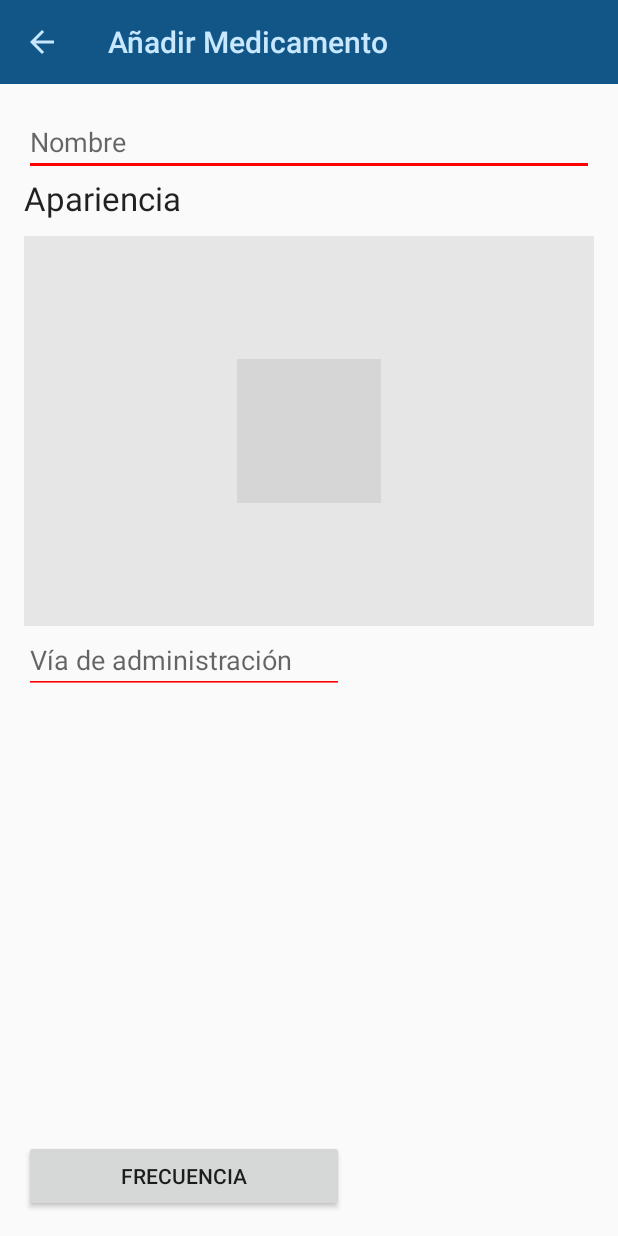
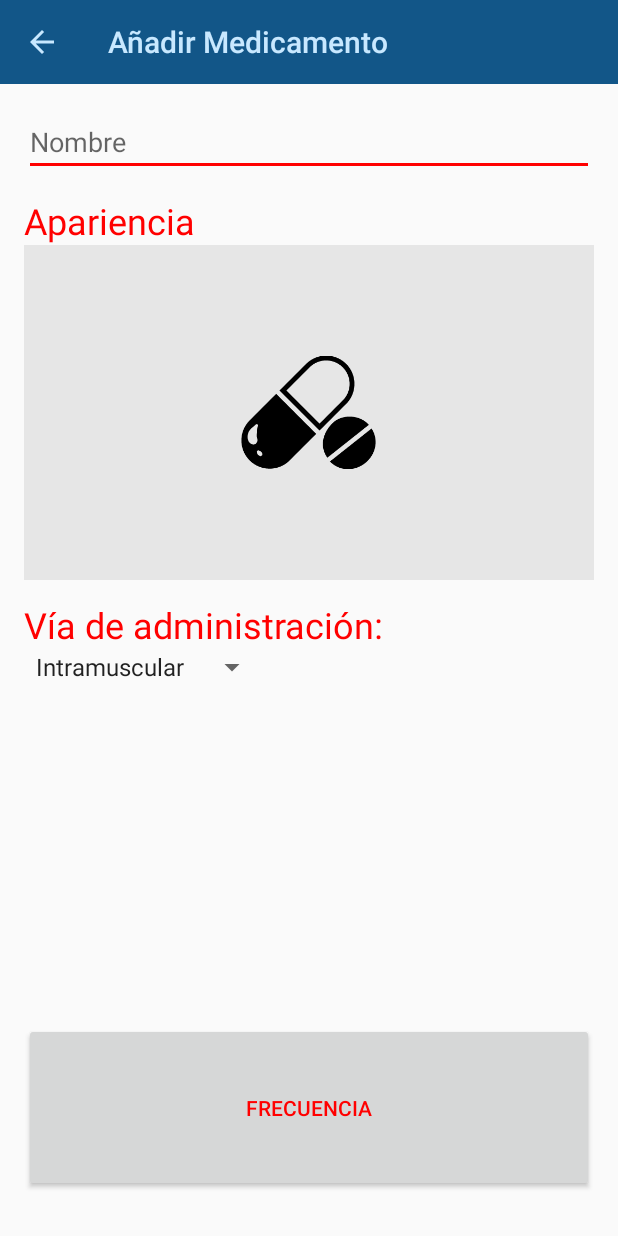
Before and after one commit to mikel240/MedicamentosApp, an Android app: the AddFormActivity screen opened directly, with no data from a screen before it, on a phone screen of 412 x 824 dp. Run offline under Robolectric (Android 15) with nearby library versions, the light colour scheme and no system bars; grey boxes are pictures that could not be loaded.

Commit message:
Form añadir medicamento

```diff
--- a/app/src/main/java/com/example/atmosfera/medicamentosapp/AddFormActivity.java
+++ b/app/src/main/java/com/example/atmosfera/medicamentosapp/AddFormActivity.java
@@ -6,6 +6,8 @@ import android.support.v7.app.AppCompatActivity;
 import android.os.Bundle;
 import android.support.v7.widget.Toolbar;
 import android.view.MenuItem;
+import android.widget.ArrayAdapter;
+import android.widget.Spinner;
 
 import com.example.atmosfera.medicamentosapp.adapters.ViewPagerAdapter;
 import com.example.atmosfera.medicamentosapp.fragments.DashboardFragment;
@@ -20,6 +22,7 @@ public class AddFormActivity extends AppCompatActivity {
 
     Toolbar toolbar;
     ViewPager viewPager;
+    Spinner spinner;
 
     @Override
     protected void onCreate(Bundle savedInstanceState) {
@@ -33,11 +36,10 @@ public class AddFormActivity extends AppCompatActivity {
         getSupportActionBar().setDisplayHomeAsUpEnabled(true);
         getSupportActionBar().setDisplayShowHomeEnabled(true);
 
-
         viewPager = (ViewPager) findViewById(R.id.viewpager);
         setupViewPager(viewPager);
 
-
+        setupSpinnerVia();
     }
 
     @Override
@@ -52,12 +54,22 @@ public class AddFormActivity extends AppCompatActivity {
 
     private void setupViewPager(ViewPager viewPager) {
         ViewPagerAdapter adapter = new ViewPagerAdapter(getSupportFragmentManager());
-        adapter.addFragment(new Image1SliderFragment(),"pastillas");
+        adapter.addFragment(new Image1SliderFragment(), "pastillas");
         adapter.addFragment(new Image2SliderFragment(), "inyeccion");
         adapter.addFragment(new Image3SliderFragment(), "jarabe");
 
         viewPager.setAdapter(adapter);
     }
 
+    private void setupSpinnerVia() {
+        Spinner spinner = (Spinner) findViewById(R.id.via);
+        // Create an ArrayAdapter using the string array and a default spinner layout
+        ArrayAdapter<CharSequence> adapter = ArrayAdapter.createFromResource(this,
+                R.array.vias_array, android.R.layout.simple_spinner_item);
+        // Specify the layout to use when the list of choices appears
+        adapter.setDropDownViewResource(android.R.layout.simple_spinner_dropdown_item);
+        // Apply the adapter to the spinner
+        spinner.setAdapter(adapter);
+    }
 
 }
--- a/app/src/main/res/layout/activity_add_form.xml
+++ b/app/src/main/res/layout/activity_add_form.xml
@@ -40,49 +40,78 @@
             android:inputType="textPersonName"
             android:theme="@style/EditText" />
 
-        <android.support.v4.view.ViewPager
-            android:id="@+id/viewpager"
+        <LinearLayout
             android:layout_width="match_parent"
-            android:layout_height="match_parent"
-            android:layout_above="@+id/via"
-            android:layout_alignParentLeft="true"
-            android:layout_alignParentStart="true"
+            android:layout_height="wrap_content"
+            android:layout_above="@+id/linearLayout"
             android:layout_below="@+id/name"
-            app:layout_behavior="@string/appbar_scrolling_view_behavior"
-            android:layout_marginTop="60px" />
+            android:orientation="vertical">
 
-        <EditText
-            android:id="@+id/via"
+            <TextView
+                android:id="@+id/apariencia"
                 android:layout_width="wrap_content"
                 android:layout_height="wrap_content"
                 android:layout_alignParentLeft="true"
                 android:layout_alignParentStart="true"
-            android:layout_centerVertical="true"
-            android:ems="10"
-            android:inputType="textPersonName"
-            android:hint="@string/via_form_add"
-            android:theme="@style/EditText"/>
+                android:layout_marginTop="20px"
+                android:text="@string/text_viewpager"
+                android:textAppearance="?android:attr/textAppearanceLarge"
+                android:theme="@style/TextView" />
+
+            <android.support.v4.view.ViewPager
+                android:id="@+id/viewpager"
+                android:layout_width="match_parent"
+                android:layout_height="223dp"
+
+                android:layout_alignParentLeft="true"
+                android:layout_alignParentStart="true"
+                android:layout_marginBottom="20px"
+                app:layout_behavior="@string/appbar_scrolling_view_behavior" />
+
+            <LinearLayout
+                android:id="@+id/linearLayout"
+                android:orientation="vertical"
+                android:layout_width="match_parent"
+                android:layout_height="wrap_content"
+                android:layout_alignParentBottom="true"
+                android:layout_alignParentLeft="true"
+                android:layout_alignParentStart="true">
 
                 <TextView
+                    android:id="@+id/txt_via"
                     android:layout_width="wrap_content"
                     android:layout_height="wrap_content"
+                    android:text="@string/txt_via"
                     android:textAppearance="?android:attr/textAppearanceLarge"
-            android:text="@string/text_viewpager"
-            android:id="@+id/apariencia"
-            android:layout_below="@+id/name"
-            android:layout_alignParentLeft="true"
-            android:layout_alignParentStart="true" />
+                    android:theme="@style/TextView" />
+
+                <Spinner
+                    android:id="@+id/via"
+                    android:layout_width="wrap_content"
+                    android:layout_height="wrap_content"
+                    android:layout_alignLeft="@+id/btnFrecuencia"
+                    android:layout_alignParentEnd="true"
+                    android:layout_alignParentRight="true"
+                    android:layout_alignStart="@+id/btnFrecuencia"
+                    android:spinnerMode="dialog" />
+
+            </LinearLayout>
+
+
+        </LinearLayout>
 
         <Button
-            android:layout_width="wrap_content"
+            android:id="@+id/btnFrecuencia"
+            android:layout_width="match_parent"
             android:layout_height="wrap_content"
-            android:text="@string/frecuencia_btn"
-            android:id="@+id/btnFrecuencia"
+            android:text="@string/frec_btn"
+            android:textColor="#FF0000"
+            android:padding="70px"
             android:layout_alignParentBottom="true"
             android:layout_alignParentLeft="true"
             android:layout_alignParentStart="true"
-            android:layout_alignRight="@+id/via"
-            android:layout_alignEnd="@+id/via" />
+            android:layout_marginBottom="20px" />
+
 
     </RelativeLayout>
 
--- a/app/src/main/res/values/strings.xml
+++ b/app/src/main/res/values/strings.xml
@@ -16,7 +16,16 @@
     <string name="via_form_add">Vía de administración</string>
     <string name="toolbar_title_add">Añadir Medicamento</string>
     <string name="text_viewpager">Apariencia</string>
-    <string name="frecuencia_btn">Frecuencia</string>
+    <string name="frec_btn">Frecuencia</string>
+    <string name="txt_via">Vía de administración:</string>
+    <string-array name="vias_array">
+        <item>Intramuscular</item>
+        <item>Sublingual</item>
+        <item>Intravenosa</item>
+        <item>Oral</item>
+        <item>Rectal</item>
+        <item>Respiratoria</item>
+    </string-array>
 
 
 
--- a/app/src/main/res/values/styles.xml
+++ b/app/src/main/res/values/styles.xml
@@ -41,4 +41,11 @@
         <item name="colorControlHighlight">#000000</item>
         <item name="colorControlActivated">#000000</item>
     </style>
+
+
+    <style name="TextView">
+        <item name="android:textColor">#FF0000</item>
+        <item name="android:textSize">36px</item>
+    </style>
+
 </resources>
```
Also changed, not shown: app/src/main/res/drawable-hdpi/ic_im_pastillas.png (added), app/src/main/res/drawable-hdpi/im_inyeccion.png (added), app/src/main/res/drawable-hdpi/im_jarabe.png (added), app/src/main/res/drawable-mdpi/ic_im_pastillas.png (added), app/src/main/res/drawable-mdpi/im_inyeccion.png (added), app/src/main/res/drawable-mdpi/im_jarabe.png (added), app/src/main/res/drawable-xhdpi/ic_im_pastillas.png (added), app/src/main/res/drawable-xhdpi/im_inyeccion.png (added), app/src/main/res/drawable-xhdpi/im_jarabe.png (added), app/src/main/res/drawable-xxhdpi/ic_im_pastillas.png (added), app/src/main/res/drawable-xxhdpi/im_inyeccion.png (added), app/src/main/res/drawable-xxhdpi/im_jarabe.png (added), app/src/main/res/drawable-xxxhdpi/ic_im_pastillas.png (added), app/src/main/res/drawable-xxxhdpi/im_inyeccion.png (added), 1 more files. Lines whose indentation alone changed are shown as unchanged.
